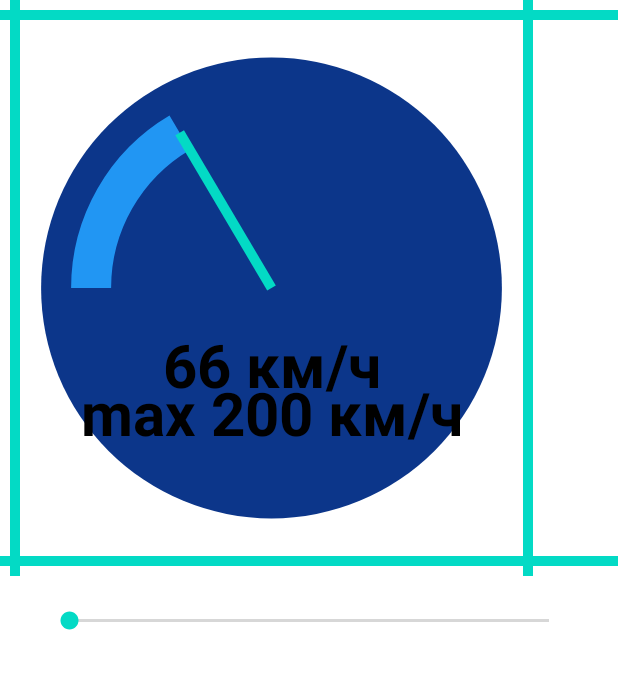
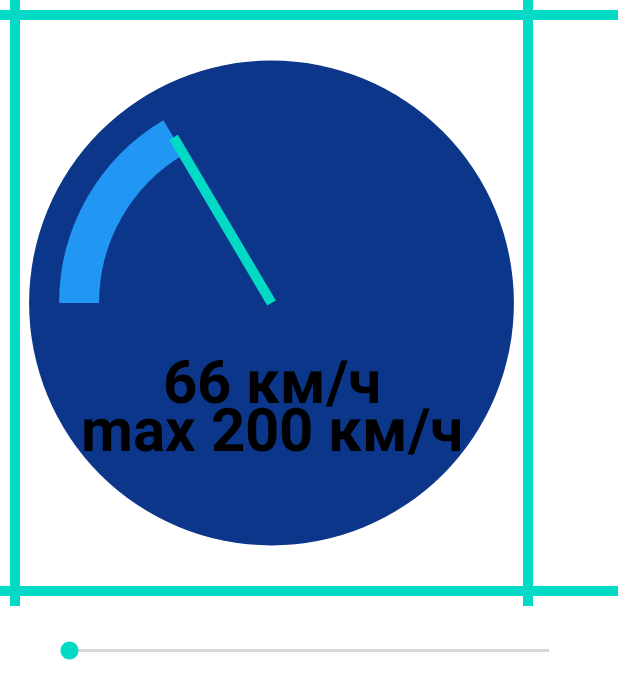
Before and after one commit to Alienstemple/Speedometer, an Android app: the layout activity_main.xml on its own in the app's theme, with its tools: preview values and no code run, on a phone screen of 412 x 824 dp. Shown: the top 699 px of the screen. Run offline under Robolectric (Android 15) with nearby library versions, the phone set to English and light mode, and no system bars.

Commit message:
refactor: Paddings in min width

```diff
--- a/app/src/main/java/com/example/speedometer/SpeedometerView.kt
+++ b/app/src/main/java/com/example/speedometer/SpeedometerView.kt
@@ -88,8 +88,8 @@ class SpeedometerView @JvmOverloads constructor(
         paintText.getTextBounds(maxText, 0, maxText.length, maxTextBounds)
         paintText.getTextBounds(speedProgressText, 0, speedProgressText.length, progressTextBounds)
 
-        minWidth = max(maxTextBounds.width(), progressTextBounds.width()) * 6
-        minHeight = (maxTextBounds.height() + progressTextBounds.height()) * 6
+        minWidth = max(maxTextBounds.width(), progressTextBounds.width()) * 6 + paddingLeft + paddingRight
+        minHeight = (maxTextBounds.height() + progressTextBounds.height()) * 6 + paddingTop + paddingBottom
 
         Log.v("Speed", " min w $minWidth")
         Log.v("Speed", " min h $minHeight")
--- a/app/src/main/res/layout/activity_main.xml
+++ b/app/src/main/res/layout/activity_main.xml
@@ -16,7 +16,7 @@
         android:paddingLeft="@dimen/speed_padding"
         android:paddingTop="@dimen/speed_padding"
         android:paddingBottom="@dimen/speed_padding"
-        android:paddingRight="60dp"
+        android:paddingRight="@dimen/speed_padding_right"
         android:minHeight="@dimen/speed_size"
         app:max_speed="200"
         app:medium_speed_color="@android:color/holo_orange_light"
--- a/app/src/main/res/values/dimens.xml
+++ b/app/src/main/res/values/dimens.xml
@@ -3,5 +3,6 @@
     <dimen name="seek_bar_margin">30dp</dimen>
     <dimen name="speed_margin">10dp</dimen>
     <dimen name="speed_padding">10dp</dimen>
+    <dimen name="speed_padding_right">60dp</dimen>
     <dimen name="speed_size">300dp</dimen>
 </resources>
```
